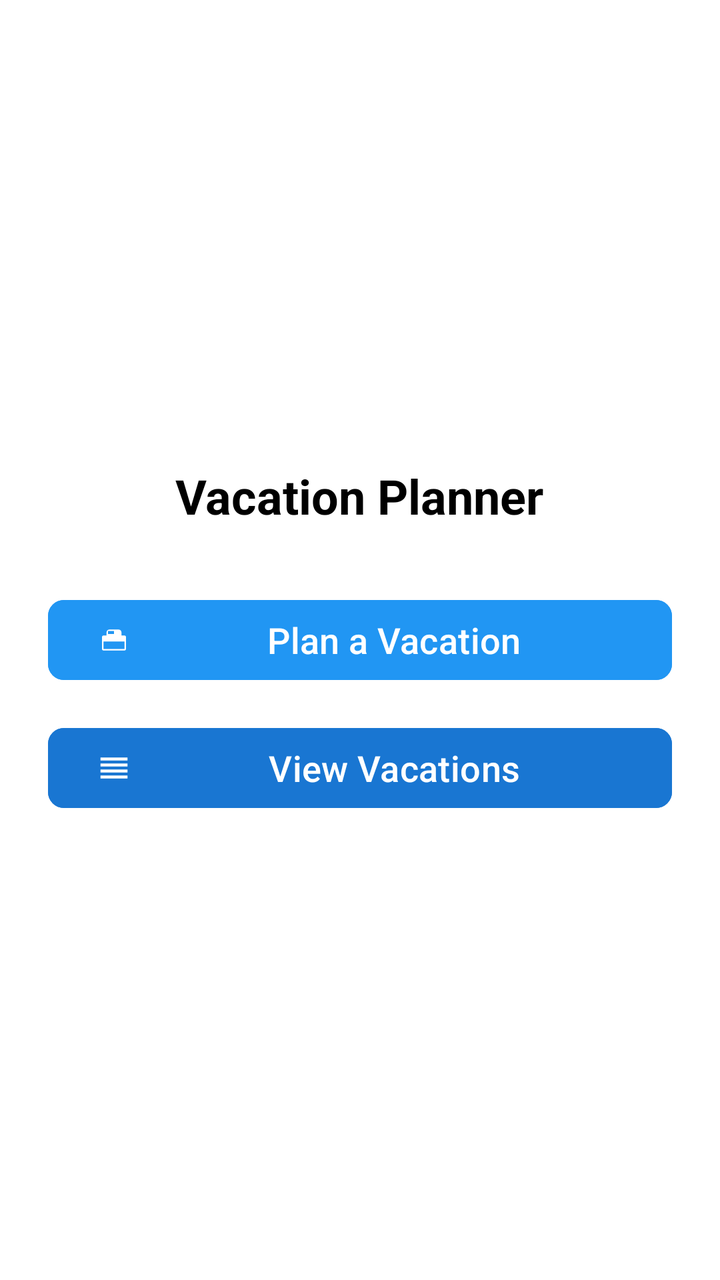
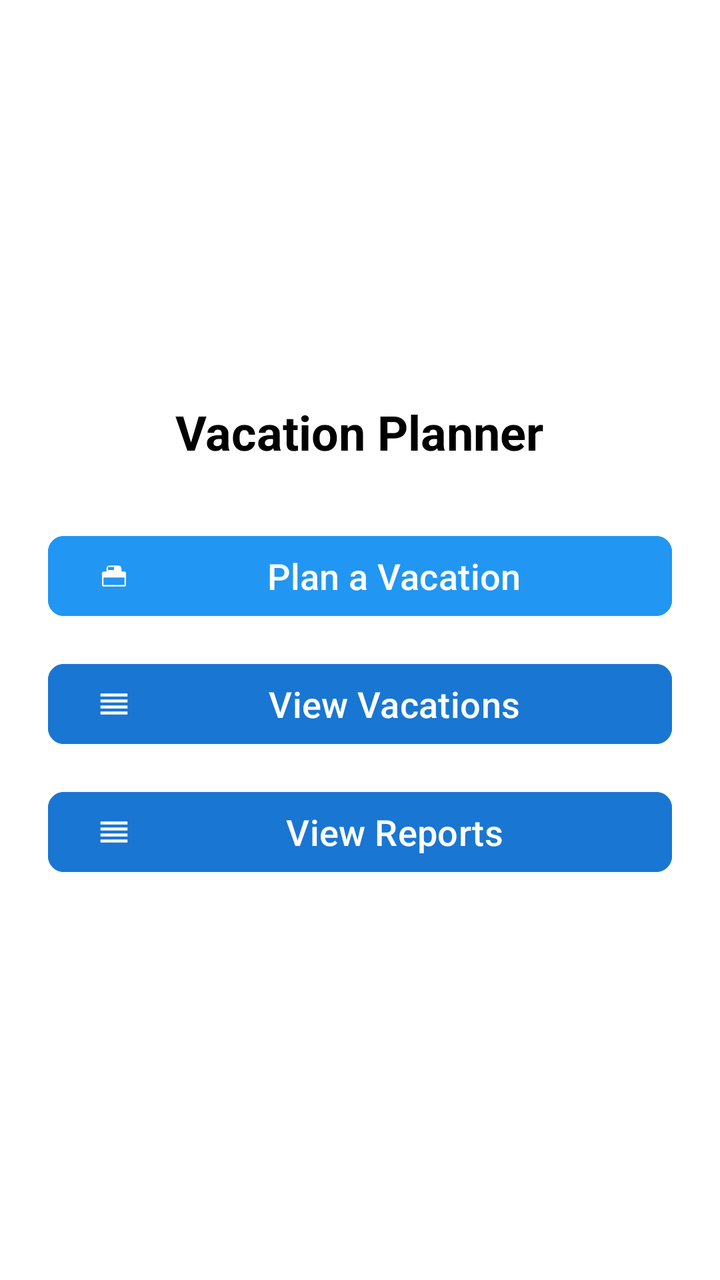

Two renders of the same Android screen: before a commit and after it. Below are the layout's source before the change and the commit's diff.
<!-- AndroidManifest.xml: application theme Theme.JackFinalD308 -->
<!-- res/layout/activity_main.xml -->
<?xml version="1.0" encoding="utf-8"?>
<LinearLayout xmlns:android="http://schemas.android.com/apk/res/android"
    xmlns:app="http://schemas.android.com/apk/res-auto"
    android:layout_width="match_parent"
    android:layout_height="match_parent"
    android:orientation="vertical"
    android:gravity="center"
    android:padding="24dp"
    android:background="@android:color/white">

    
    <TextView
        android:id="@+id/textViewTitle"
        android:layout_width="wrap_content"
        android:layout_height="wrap_content"
        android:text="Vacation Planner"
        android:textSize="24sp"
        android:textStyle="bold"
        android:textColor="@android:color/black"
        android:layout_marginBottom="32dp"
        android:textAlignment="center" />

    
    <com.google.android.material.button.MaterialButton
        android:id="@+id/buttonToVacation"
        android:layout_width="match_parent"
        android:layout_height="wrap_content"
        android:text="Plan a Vacation"
        android:textSize="18sp"
        app:cornerRadius="8dp"
        app:icon="@drawable/ic_vacation_plan"
        app:iconPadding="16dp"
        android:textColor="@android:color/white"
        android:backgroundTint="@color/colorPrimary"
        android:layout_marginBottom="16dp" />

    
    <com.google.android.material.button.MaterialButton
        android:id="@+id/buttonToVacationList"
        android:layout_width="match_parent"
        android:layout_height="wrap_content"
        android:text="View Vacations"
        android:textSize="18sp"
        app:cornerRadius="8dp"
        app:icon="@drawable/ic_view_list"
        app:iconPadding="16dp"
        android:textColor="@android:color/white"
        android:backgroundTint="@color/colorPrimaryDark" />

</LinearLayout>
<!-- resources referenced by this layout -->
<resources>
  <color name="colorPrimary">#2196F3</color>
  <color name="colorPrimaryDark">#1976D2</color>
  <!-- drawable ic_vacation_plan (drawable) -->
  <vector xmlns:android="http://schemas.android.com/apk/res/android"
      android:width="24dp"
      android:height="24dp"
      android:viewportWidth="24"
      android:viewportHeight="24">
      <path
          android:fillColor="#000000"
          android:pathData="M7,9V7c0-1.1,0.9-2,2-2h6c1.1,0,2,0.9,2,2v2h2c0.55,0,1,0.45,1,1v8c0,0.55-0.45,1-1,1H5c-0.55,0-1-0.45-1-1v-8c0-0.55,0.45-1,1-1h2Zm0,0h10v2H7V9Zm-2,4v5h14v-5H5Zm7-7h-4v2h4V6Z"/>
  </vector>
  <!-- drawable ic_view_list (drawable) -->
  <vector xmlns:android="http://schemas.android.com/apk/res/android"
      android:width="24dp"
      android:height="24dp"
      android:viewportWidth="24"
      android:viewportHeight="24">
      <path
          android:fillColor="#000000"
          android:pathData="M3,5h18v2H3V5Zm0,4h18v2H3V9Zm0,4h18v2H3v-2Zm0,4h18v2H3v-2Z"/>
  </vector>
  <style name="Theme.JackFinalD308" parent="Base.Theme.JackFinalD308" />
  <style name="Base.Theme.JackFinalD308" parent="Theme.Material3.DayNight">
          
          
      </style>
</resources>

<!-- the commit's change to res/layout/activity_main.xml (unified diff, before → after) -->
@@ -45,6 +45,20 @@
         app:icon="@drawable/ic_view_list"
         app:iconPadding="16dp"
         android:textColor="@android:color/white"
+        android:layout_marginBottom="16dp"
+        android:backgroundTint="@color/colorPrimaryDark" />
+
+    
+    <com.google.android.material.button.MaterialButton
+        android:id="@+id/buttonGenerateReport"
+        android:layout_width="match_parent"
+        android:layout_height="wrap_content"
+        android:text="View Reports"
+        android:textSize="18sp"
+        app:cornerRadius="8dp"
+        app:icon="@drawable/ic_view_list"
+        app:iconPadding="16dp"
+        android:textColor="@android:color/white"
         android:backgroundTint="@color/colorPrimaryDark" />
 
 </LinearLayout>
